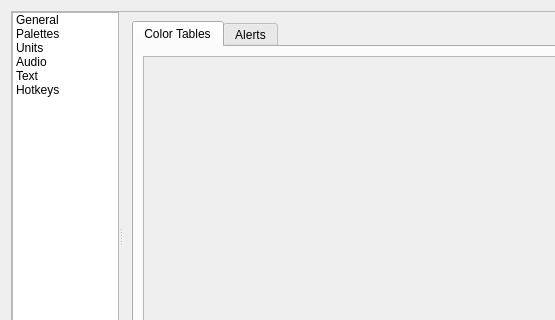
Before: the Qt Designer form scwx-qt/source/scwx/qt/ui/settings_dialog.ui in dpaulat/supercell-wx, drawn with Qt 5; both pictures show x 0 to 555 and y 0 to 320 of the 650 by 500 pixel window.
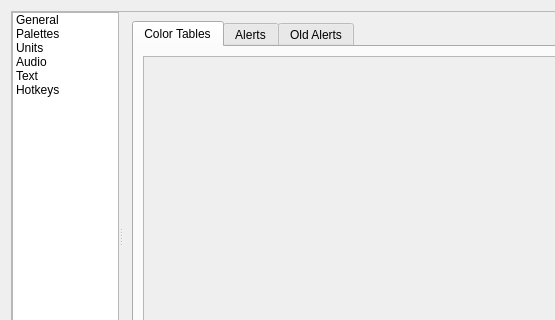
After: the same form once the commit is applied. The open tabs and pages were chosen to show the change. Icons and pictures are not drawn.

Commit message: Add alert palette settings widget to settings dialog

Patch:
```diff
--- a/scwx-qt/source/scwx/qt/ui/settings_dialog.ui
+++ b/scwx-qt/source/scwx/qt/ui/settings_dialog.ui
@@ -634,9 +634,14 @@
                </item>
               </layout>
              </widget>
-             <widget class="QWidget" name="tab_2">
+             <widget class="QWidget" name="alertsPalette">
               <attribute name="title">
                <string>Alerts</string>
+              </attribute>
+             </widget>
+             <widget class="QWidget" name="tab_2">
+              <attribute name="title">
+               <string>Old Alerts</string>
               </attribute>
               <layout class="QVBoxLayout" name="verticalLayout_3">
                <item>
```
Left out of the diff: 10 changed lines with no effect on the pictures. The commit also changes 1 other file.
